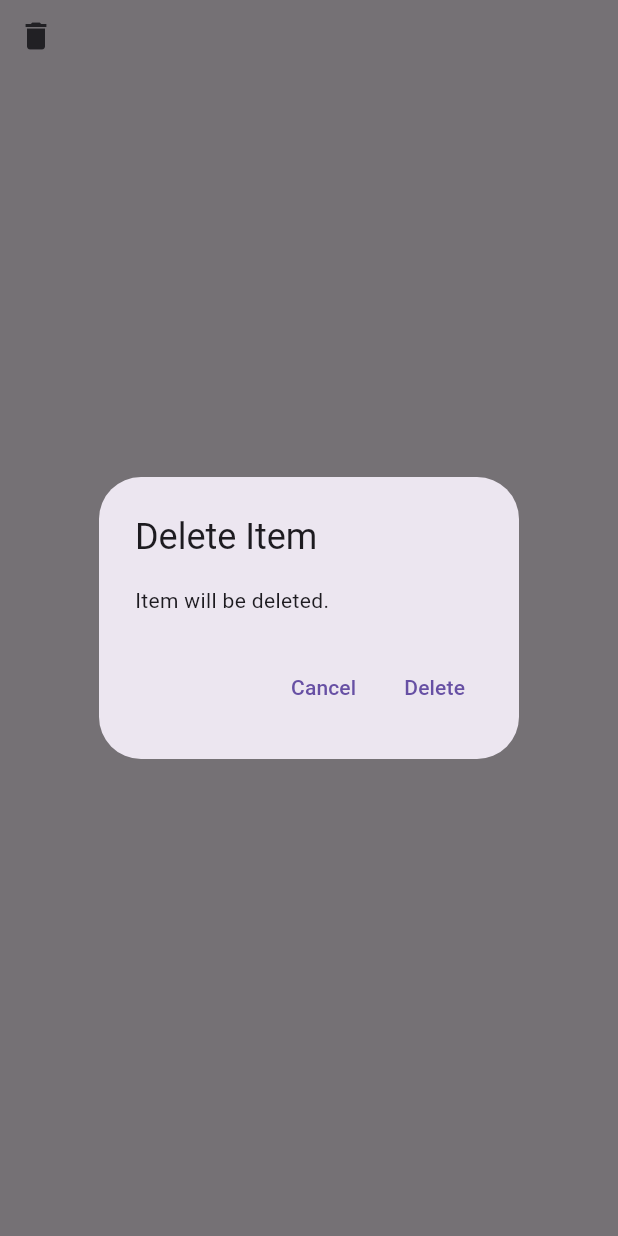
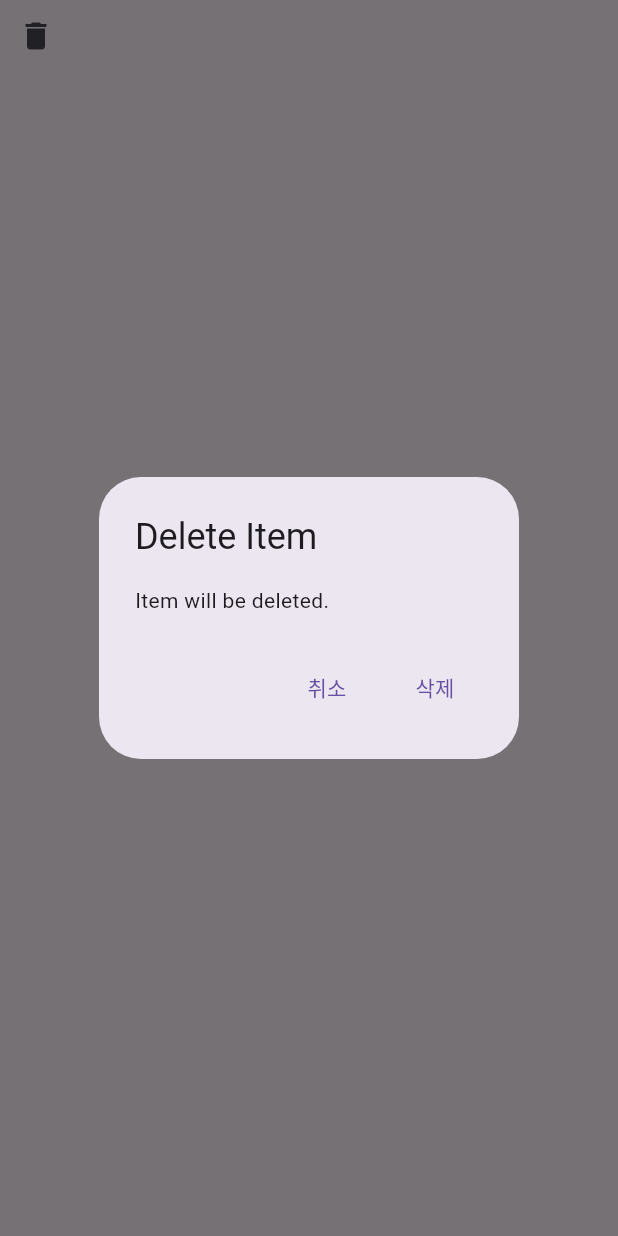
Before and after one commit to yunseop-dev/memorize_app, a Flutter app: the DeleteButton widget shown alone on an empty page, opened directly with empty values, after a tap on the "delete" icon, on a phone screen of 412 x 824 dp. Run offline on Flutter 3.47's test engine with Material 3 defaults, Android fonts, the light colour scheme and no system bars; our stand-ins replace flutter_hooks, hooks_riverpod, riverpod_annotation, speech_to_text, sqflite; missing offline and left inert: pretty_diff_text; accounts and stored records are empty; generated files the repository leaves out were written again.

Commit message:
영어 문장 수정

```diff
--- a/lib/widget/add_button.dart
+++ b/lib/widget/add_button.dart
@@ -37,13 +37,13 @@ class AddButton extends ConsumerWidget {
                 onPressed: () {
                   Navigator.of(context).pop();
                 },
-                child: const Text('Cancel')),
+                child: const Text('취소')),
             TextButton(
                 onPressed: () {
                   _addTodoItem(title, text, ref);
                   Navigator.of(context).pop();
                 },
-                child: const Text('Input')),
+                child: const Text('입력')),
           ],
         );
       },
--- a/lib/widget/delete_button.dart
+++ b/lib/widget/delete_button.dart
@@ -16,13 +16,13 @@ class DeleteButton extends ConsumerWidget {
       content: const Text("Item will be deleted."),
       actions: [
         TextButton(
-          child: const Text("Cancel"),
+          child: const Text("취소"),
           onPressed: () {
             Navigator.of(context).pop();
           },
         ),
         TextButton(
-          child: const Text("Delete"),
+          child: const Text("삭제"),
           onPressed: () {
             _deleteTodoItem(ref);
             Navigator.of(context).pop();
@@ -43,7 +43,7 @@ class DeleteButton extends ConsumerWidget {
   Widget build(BuildContext context, WidgetRef ref) {
     return IconButton(
       icon: const Icon(Icons.delete),
-      tooltip: 'delete',
+      tooltip: '삭제',
       onPressed: () {
         _showDeleteTodoDialog(context, ref);
       },
```
